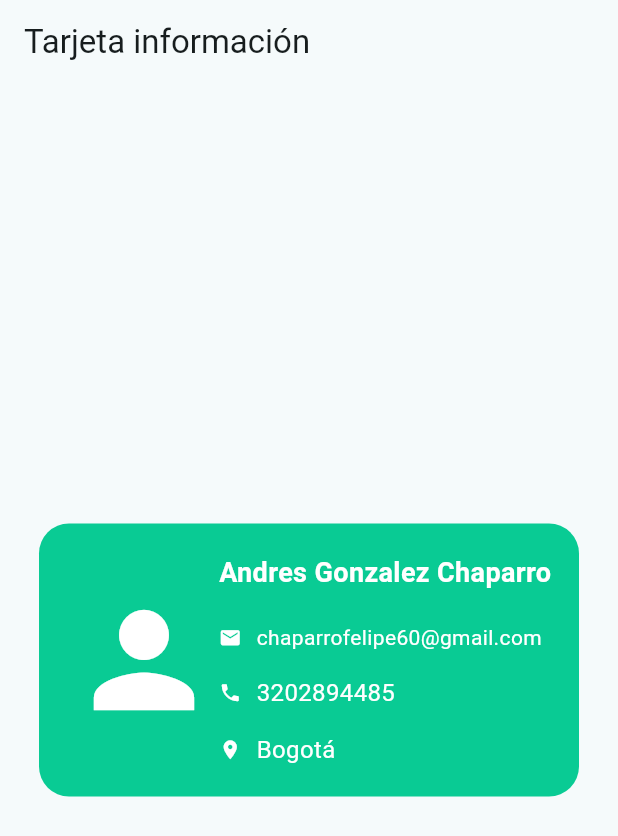
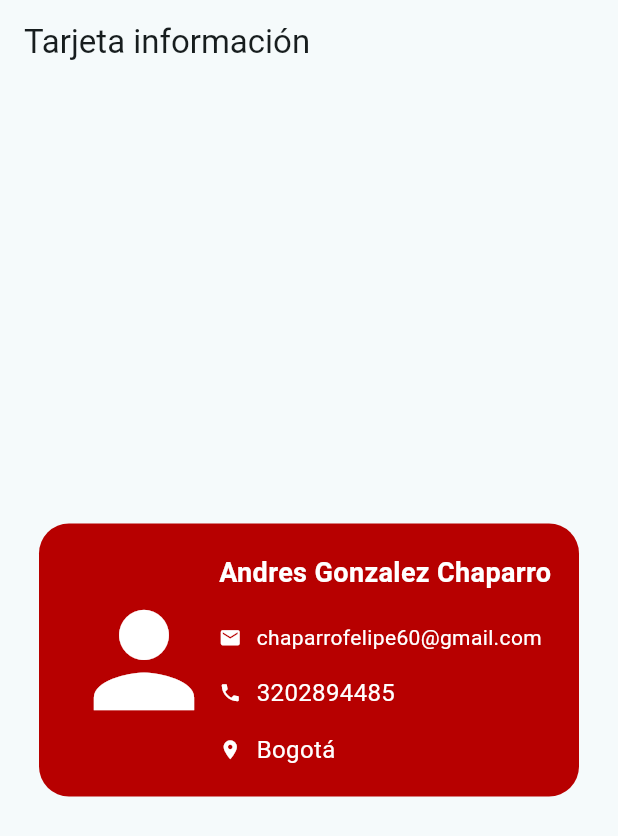
Before and after one commit to andrius2006/flutter_-3, a Flutter app: the screen it shows after launch, on a phone screen of 412 x 824 dp. Shown: the top 836 px of the screen. Run offline on Flutter 3.47's test engine with Material 3 defaults, Android fonts, the phone set to English and light mode, and no system bars.

Commit message:
segundo commit

```diff
--- a/lib/trabajo.dart
+++ b/lib/trabajo.dart
@@ -23,7 +23,7 @@ class Trabajo extends StatelessWidget {
             width: 360,
             padding: const EdgeInsets.all(20),
             decoration: BoxDecoration(
-              color: const Color.fromARGB(255, 9, 203, 148),
+              color: const Color.fromARGB(255, 183, 0, 0),
               borderRadius: BorderRadius.circular(20),
             ),
 
```
